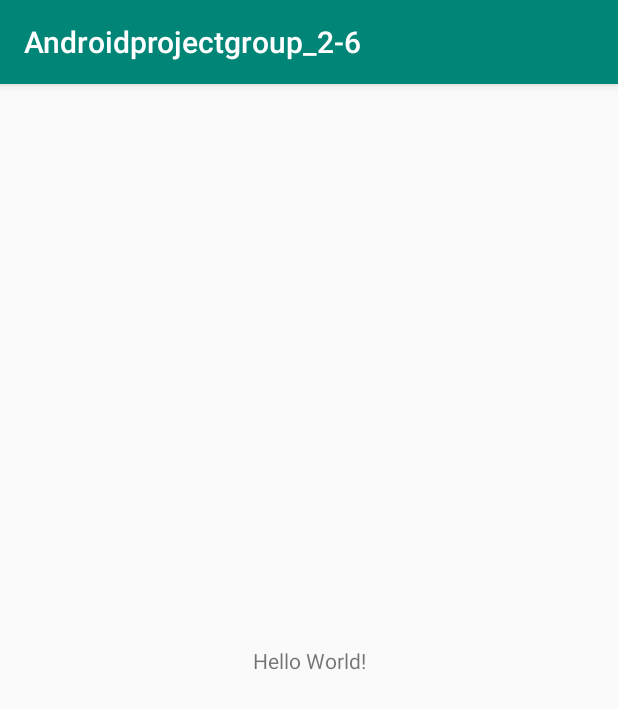
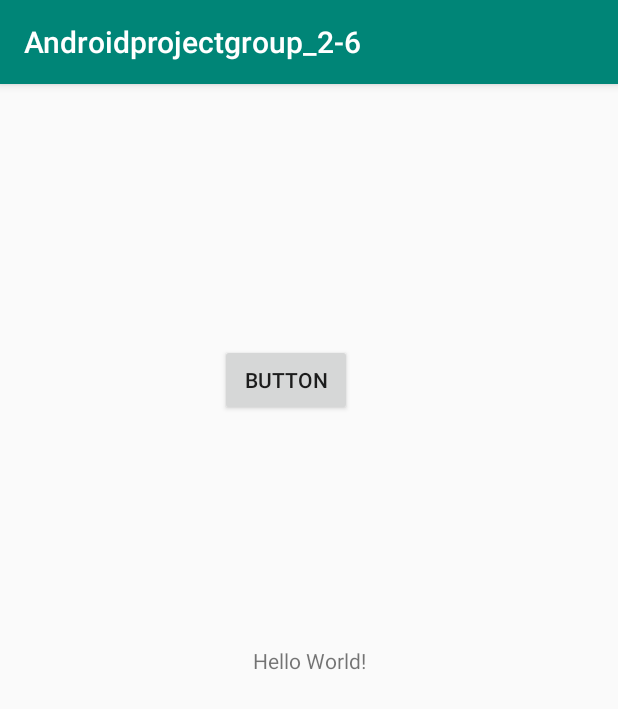
Before and after one commit to priyanka411/Android2-6, an Android app: the MainActivity screen opened directly, with no data from a screen before it, on a phone screen of 412 x 824 dp. Shown: the top 709 px of the screen. Run offline under Robolectric (Android 15) with nearby library versions, the phone set to English and light mode, and no system bars.

Commit message:
updated main

```diff
--- a/Androidprojectgroup_26/app/src/main/java/com/example/androidprojectgroup_2_6/MainActivity.java
+++ b/Androidprojectgroup_26/app/src/main/java/com/example/androidprojectgroup_2_6/MainActivity.java
@@ -9,12 +9,24 @@ import android.view.View;
 import android.widget.Button;
 
 public class MainActivity extends AppCompatActivity {
-
+ Button b;
     @Override
     protected void onCreate(Bundle savedInstanceState) {
         super.onCreate(savedInstanceState);
         setContentView(R.layout.activity_main);
 
+        b=(Button)findViewById(R.id.button);
+        b.setOnClickListener(new View.OnClickListener() {
+            @Override
+            public void onClick(View v) {
+                test();
+            }
+        });}
+            public void test(){
 
-    }
+                Intent i=new Intent(this, Activity2.class);
+                startActivity(i);
+        }
+
+
 }
--- a/Androidprojectgroup_26/app/src/main/res/layout/activity_main.xml
+++ b/Androidprojectgroup_26/app/src/main/res/layout/activity_main.xml
@@ -15,4 +15,16 @@
         app:layout_constraintRight_toRightOf="parent"
         app:layout_constraintTop_toTopOf="parent" />
 
+    <Button
+        android:id="@+id/button"
+        android:layout_width="wrap_content"
+        android:layout_height="wrap_content"
+        android:text="Button"
+        app:layout_constraintBottom_toBottomOf="parent"
+        app:layout_constraintEnd_toEndOf="parent"
+        app:layout_constraintHorizontal_bias="0.452"
+        app:layout_constraintStart_toStartOf="parent"
+        app:layout_constraintTop_toTopOf="parent"
+        app:layout_constraintVertical_bias="0.241" />
+
 </android.support.constraint.ConstraintLayout>
```
